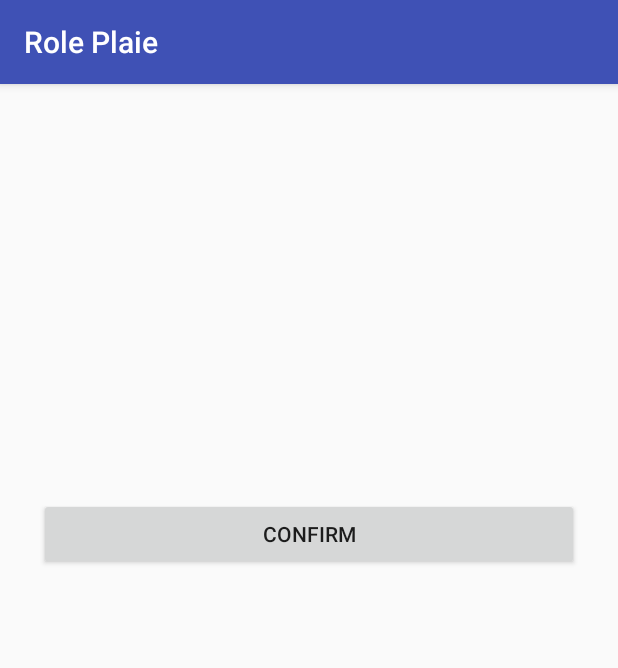
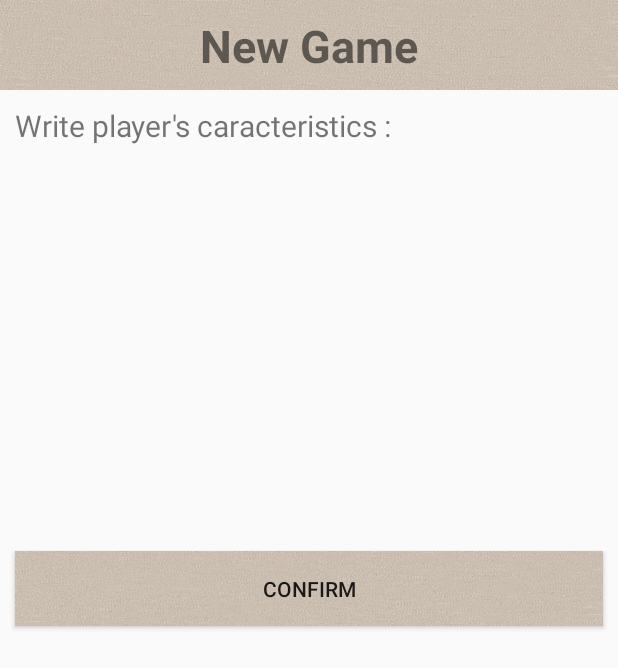
Before and after one commit to lucasporlier/PJS4, an Android app: the NewGameActivity2 screen opened directly, with no data from a screen before it, on a phone screen of 412 x 824 dp. Shown: the top 668 px of the screen. Run offline under Robolectric (Android 15) with nearby library versions, the phone set to English and light mode, and no system bars; 2 statements that could not run were skipped.

Commit message:
Design de content_new_game2.xml et suppression de new_game2.xml, ajout dans strings.xml

```diff
--- a/app/src/main/java/com/project/appmobil/roleplaieavecmauvaisjeudemot/activity/NewGameActivity2.java
+++ b/app/src/main/java/com/project/appmobil/roleplaieavecmauvaisjeudemot/activity/NewGameActivity2.java
@@ -1,8 +1,8 @@
 package com.project.appmobil.roleplaieavecmauvaisjeudemot.activity;
 
+import android.app.Activity;
 import android.content.Intent;
 import android.os.Bundle;
-import android.support.v7.app.AppCompatActivity;
 import android.util.Log;
 import android.view.View;
 import android.widget.ListAdapter;
@@ -13,14 +13,14 @@ import com.project.appmobil.roleplaieavecmauvaisjeudemot.dataBase.Partie;
 
 import java.util.ArrayList;
 
-public class NewGameActivity2 extends AppCompatActivity {
+public class NewGameActivity2 extends Activity {
 	public static final String EXTRA_GAME = "com.project.appmobil.roleplaieavecmauvaisjeudemot.activity.EXTRA_GAME";
 	private Partie game;
 
 	@Override
 	protected void onCreate(Bundle savedInstanceState) {
 		super.onCreate(savedInstanceState);
-		setContentView(R.layout.new_game2);
+		setContentView(R.layout.content_new_game2);
 
 
 		game = getIntent().getExtras().getParcelable(NewGameActivity.EXTRA_GAME1);
--- a/app/src/main/res/layout/content_new_game2.xml
+++ b/app/src/main/res/layout/content_new_game2.xml
@@ -5,22 +5,37 @@
               android:layout_width = "match_parent"
               android:layout_height = "match_parent"
               android:orientation = "vertical"
-              android:paddingBottom = "@dimen/activity_vertical_margin"
-              android:paddingLeft = "@dimen/activity_horizontal_margin"
-              android:paddingRight = "@dimen/activity_horizontal_margin"
-              android:paddingTop = "@dimen/activity_vertical_margin"
               app:layout_behavior = "@string/appbar_scrolling_view_behavior"
-              tools:context = ".activity.NewGameActivity2"
-              tools:showIn = "@layout/new_game2">
+              tools:context = ".activity.NewGameActivity2">
 
     <ScrollView
         android:layout_width = "match_parent"
-        android:layout_height = "wrap_content">
+        android:layout_height = "match_parent">
 
         <LinearLayout
             android:layout_width = "match_parent"
             android:layout_height = "wrap_content"
             android:orientation = "vertical">
+
+            <TextView
+                android:layout_width = "match_parent"
+                android:layout_height="60dp"
+                android:layout_gravity = "center"
+                android:padding="10dp"
+                android:text = "@string/new_game"
+                android:textSize = "@dimen/title_size"
+                android:textAlignment="center"
+                android:textStyle="bold"
+                android:background="@drawable/backgroung1"
+                />
+
+            <TextView
+                android:layout_width = "match_parent"
+                android:layout_height="wrap_content"
+                android:layout_margin="10dp"
+                android:text = "@string/write_player_carac"
+                android:textSize = "20sp"
+                />
 
             <ListView
                 android:id = "@+id/listStatView"
@@ -31,8 +46,9 @@
             <Button
                 android:id = "@+id/confirm_new_game"
                 android:layout_width = "match_parent"
-                android:layout_height = "wrap_content"
+                android:layout_height = "50dp"
                 android:layout_margin = "@dimen/button_margin"
+                android:background="@drawable/backgroung1"
                 android:onClick = "confirmNewGame2"
                 android:text = "@string/confirm"
                 />
--- a/app/src/main/res/values/strings.xml
+++ b/app/src/main/res/values/strings.xml
@@ -39,6 +39,7 @@
     <string name="stat_number">Number of characteristics</string>
     <string name="title_activity_new_game2">NewGameActivity2</string>
     <string name="caractere_race">Character Race</string>
+    <string name="write_player_carac">Write player\'s caracteristics :</string>
 
 
 </resources>
```
